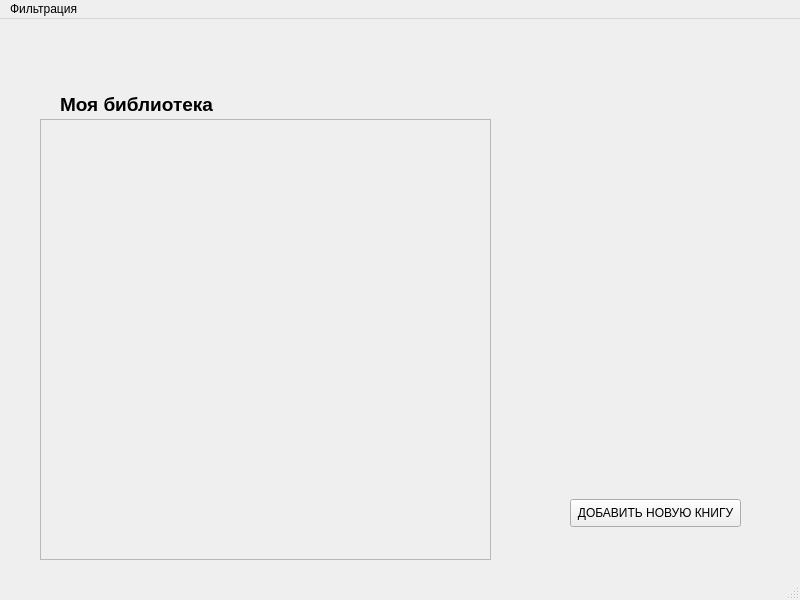
SandrinaL/Projekt, file data/all_books.ui: the form before one commit.
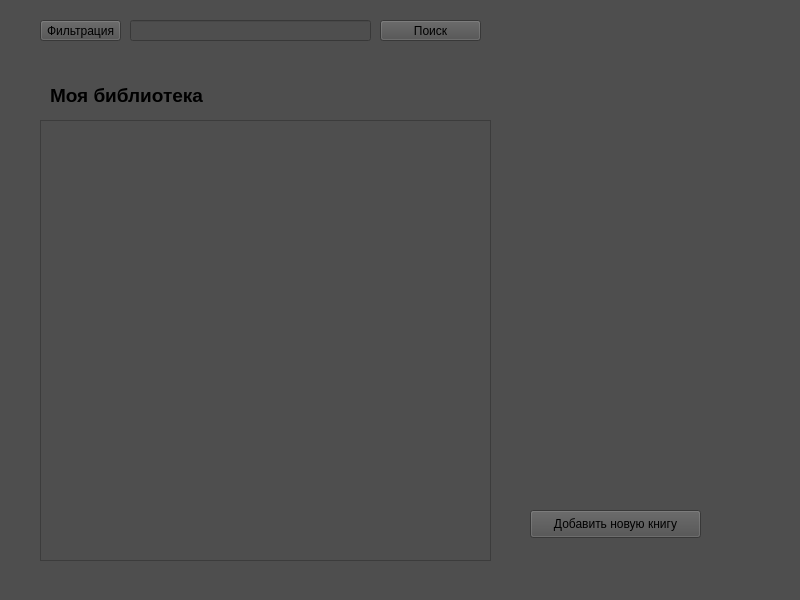
The form after the commit.

```diff
--- a/data/all_books.ui
+++ b/data/all_books.ui
@@ -13,12 +13,16 @@
   <property name="windowTitle">
    <string>MainWindow</string>
   </property>
+  <property name="styleSheet">
+   <string notr="true">color: rgb(0, 0, 0);
+background-color: rgb(78, 78, 78);</string>
+  </property>
   <widget class="QWidget" name="centralwidget">
    <widget class="QLabel" name="label">
     <property name="geometry">
      <rect>
-      <x>60</x>
-      <y>50</y>
+      <x>50</x>
+      <y>60</y>
       <width>221</width>
       <height>71</height>
      </rect>
@@ -30,21 +34,21 @@
    <widget class="QPushButton" name="add_new_book">
     <property name="geometry">
      <rect>
-      <x>570</x>
-      <y>480</y>
+      <x>530</x>
+      <y>510</y>
       <width>171</width>
       <height>28</height>
      </rect>
     </property>
     <property name="text">
-     <string>ДОБАВИТЬ НОВУЮ КНИГУ</string>
+     <string>Добавить новую книгу</string>
     </property>
    </widget>
    <widget class="QScrollArea" name="scrollArea">
     <property name="geometry">
      <rect>
       <x>40</x>
-      <y>100</y>
+      <y>120</y>
       <width>451</width>
       <height>441</height>
      </rect>
@@ -63,25 +67,45 @@
      </property>
     </widget>
    </widget>
-  </widget>
-  <widget class="QMenuBar" name="menubar">
-   <property name="geometry">
-    <rect>
-     <x>0</x>
-     <y>0</y>
-     <width>800</width>
-     <height>26</height>
-    </rect>
-   </property>
-   <widget class="QMenu" name="menu">
-    <property name="title">
+   <widget class="QPushButton" name="filter_btn">
+    <property name="geometry">
+     <rect>
+      <x>40</x>
+      <y>20</y>
+      <width>81</width>
+      <height>21</height>
+     </rect>
+    </property>
+    <property name="text">
      <string>Фильтрация</string>
     </property>
     <addaction name="action"/>
     <addaction name="action_2"/>
     <addaction name="action_3"/>
    </widget>
-   <addaction name="menu"/>
+   <widget class="QLineEdit" name="search_input">
+    <property name="geometry">
+     <rect>
+      <x>130</x>
+      <y>20</y>
+      <width>241</width>
+      <height>21</height>
+     </rect>
+    </property>
+   </widget>
+   <widget class="QPushButton" name="search_btn">
+    <property name="geometry">
+     <rect>
+      <x>380</x>
+      <y>20</y>
+      <width>101</width>
+      <height>21</height>
+     </rect>
+    </property>
+    <property name="text">
+     <string>Поиск</string>
+    </property>
+   </widget>
   </widget>
   <widget class="QStatusBar" name="statusbar"/>
   <action name="action">
```
Left out of the diff: 3 changed lines with no effect on the pictures.
